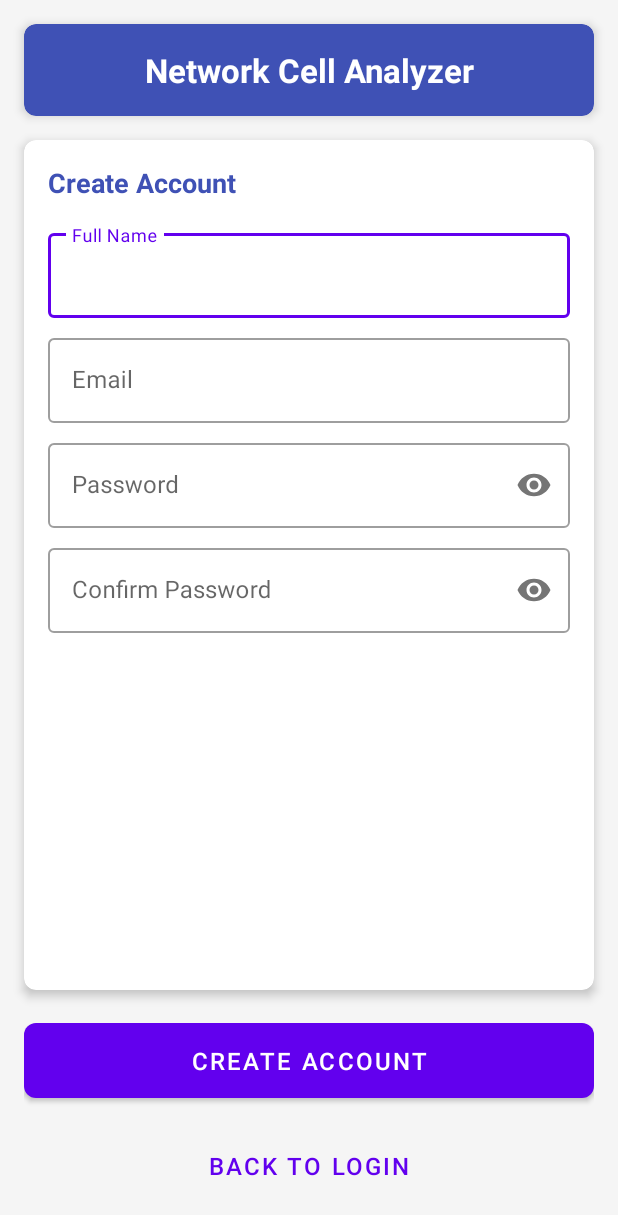
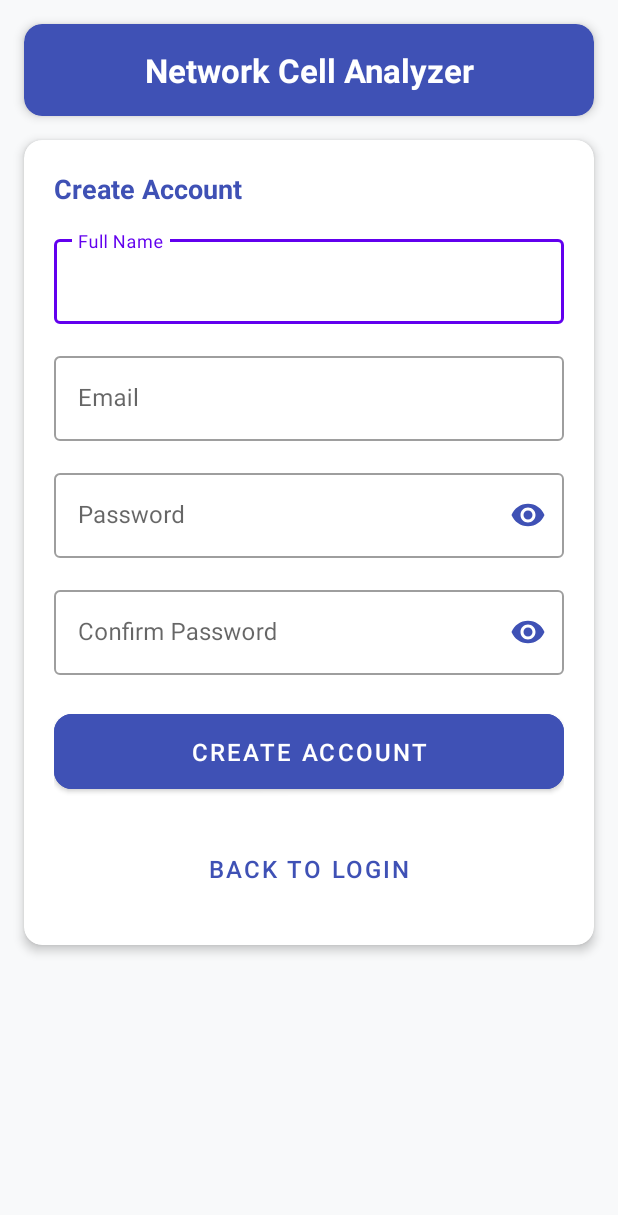
Before and after one commit to Ali-Rammal1/NetworkCellAnalyzer, an Android app built with Jetpack Compose: the RegisterActivity screen opened directly, with no data from a screen before it, on a phone screen of 412 x 824 dp. Shown: the top 1215 px of the screen. Run offline under Robolectric (Android 15) with nearby library versions, the phone set to English and light mode, and no system bars.

Commit message:
Improve Login/Register

```diff
--- a/android/app/src/main/java/com/example/networkcellanalyzer/LoginActivity.kt
+++ b/android/app/src/main/java/com/example/networkcellanalyzer/LoginActivity.kt
@@ -72,10 +72,7 @@ class LoginActivity : AppCompatActivity() {
             startMainActivity("Guest")
         }
 
-        findViewById<TextView>(R.id.forgotPasswordText).setOnClickListener {
-            Toast.makeText(this, "Forgot password functionality coming soon", Toast.LENGTH_SHORT).show()
-            // Implement password reset functionality
-        }
+
     }
 
     private fun loginUser() {
--- a/android/app/src/main/res/layout/activity_register.xml
+++ b/android/app/src/main/res/layout/activity_register.xml
@@ -1,19 +1,29 @@
 <?xml version="1.0" encoding="utf-8"?>
-<androidx.constraintlayout.widget.ConstraintLayout xmlns:android="http://schemas.android.com/apk/res/android"
+<androidx.coordinatorlayout.widget.CoordinatorLayout xmlns:android="http://schemas.android.com/apk/res/android"
     xmlns:app="http://schemas.android.com/apk/res-auto"
     xmlns:tools="http://schemas.android.com/tools"
     android:layout_width="match_parent"
     android:layout_height="match_parent"
-    android:background="#F5F5F5"
+    android:background="#F8F9FA"
     tools:context=".RegisterActivity">
 
+    <androidx.core.widget.NestedScrollView
+        android:layout_width="match_parent"
+        android:layout_height="match_parent"
+        android:fillViewport="true">
+
+        <androidx.constraintlayout.widget.ConstraintLayout
+            android:layout_width="match_parent"
+            android:layout_height="wrap_content">
+
+            <!-- Header Card -->
             <androidx.cardview.widget.CardView
                 android:id="@+id/headerCard"
                 android:layout_width="match_parent"
                 android:layout_height="wrap_content"
                 android:layout_margin="16dp"
                 app:cardBackgroundColor="#3F51B5"
-        app:cardCornerRadius="8dp"
+                app:cardCornerRadius="12dp"
                 app:cardElevation="4dp"
                 app:layout_constraintTop_toTopOf="parent">
 
@@ -28,25 +38,21 @@
                     android:textStyle="bold" />
             </androidx.cardview.widget.CardView>
 
+            <!-- Registration Card -->
             <androidx.cardview.widget.CardView
                 android:id="@+id/registerCard"
                 android:layout_width="match_parent"
-        android:layout_height="0dp"
+                android:layout_height="wrap_content"
                 android:layout_margin="16dp"
-        app:cardCornerRadius="8dp"
+                app:cardCornerRadius="12dp"
                 app:cardElevation="4dp"
-        app:layout_constraintBottom_toTopOf="@+id/buttonsLayout"
                 app:layout_constraintTop_toBottomOf="@+id/headerCard">
-
-        <ScrollView
-            android:layout_width="match_parent"
-            android:layout_height="match_parent">
 
                 <LinearLayout
                     android:layout_width="match_parent"
                     android:layout_height="wrap_content"
                     android:orientation="vertical"
-                android:padding="16dp">
+                    android:padding="20dp">
 
                     <TextView
                         android:layout_width="match_parent"
@@ -57,13 +63,14 @@
                         android:textStyle="bold"
                         android:layout_marginBottom="16dp" />
 
+                    <!-- Full Name Input -->
                     <com.google.android.material.textfield.TextInputLayout
                         android:id="@+id/nameLayout"
+                        style="@style/Widget.MaterialComponents.TextInputLayout.OutlinedBox"
                         android:layout_width="match_parent"
                         android:layout_height="wrap_content"
-                    android:layout_marginBottom="8dp"
-                    app:boxBackgroundColor="#FFFFFF"
-                    style="@style/Widget.MaterialComponents.TextInputLayout.OutlinedBox">
+                        android:layout_marginBottom="16dp"
+                        app:boxBackgroundColor="#FFFFFF">
 
                         <com.google.android.material.textfield.TextInputEditText
                             android:id="@+id/nameEditText"
@@ -73,13 +80,14 @@
                             android:inputType="textPersonName" />
                     </com.google.android.material.textfield.TextInputLayout>
 
+                    <!-- Email Input -->
                     <com.google.android.material.textfield.TextInputLayout
                         android:id="@+id/emailLayout"
+                        style="@style/Widget.MaterialComponents.TextInputLayout.OutlinedBox"
                         android:layout_width="match_parent"
                         android:layout_height="wrap_content"
-                    android:layout_marginBottom="8dp"
-                    app:boxBackgroundColor="#FFFFFF"
-                    style="@style/Widget.MaterialComponents.TextInputLayout.OutlinedBox">
+                        android:layout_marginBottom="16dp"
+                        app:boxBackgroundColor="#FFFFFF">
 
                         <com.google.android.material.textfield.TextInputEditText
                             android:id="@+id/emailEditText"
@@ -89,14 +97,16 @@
                             android:inputType="textEmailAddress" />
                     </com.google.android.material.textfield.TextInputLayout>
 
+                    <!-- Password Input -->
                     <com.google.android.material.textfield.TextInputLayout
                         android:id="@+id/passwordLayout"
+                        style="@style/Widget.MaterialComponents.TextInputLayout.OutlinedBox"
                         android:layout_width="match_parent"
                         android:layout_height="wrap_content"
-                    android:layout_marginBottom="8dp"
+                        android:layout_marginBottom="16dp"
                         app:boxBackgroundColor="#FFFFFF"
                         app:passwordToggleEnabled="true"
-                    style="@style/Widget.MaterialComponents.TextInputLayout.OutlinedBox">
+                        app:passwordToggleTint="#3F51B5">
 
                         <com.google.android.material.textfield.TextInputEditText
                             android:id="@+id/passwordEditText"
@@ -106,14 +116,16 @@
                             android:inputType="textPassword" />
                     </com.google.android.material.textfield.TextInputLayout>
 
+                    <!-- Confirm Password Input -->
                     <com.google.android.material.textfield.TextInputLayout
                         android:id="@+id/confirmPasswordLayout"
+                        style="@style/Widget.MaterialComponents.TextInputLayout.OutlinedBox"
                         android:layout_width="match_parent"
                         android:layout_height="wrap_content"
-                    android:layout_marginBottom="8dp"
+                        android:layout_marginBottom="20dp"
                         app:boxBackgroundColor="#FFFFFF"
                         app:passwordToggleEnabled="true"
-                    style="@style/Widget.MaterialComponents.TextInputLayout.OutlinedBox">
+                        app:passwordToggleTint="#3F51B5">
 
                         <com.google.android.material.textfield.TextInputEditText
                             android:id="@+id/confirmPasswordEditText"
@@ -122,37 +134,40 @@
                             android:hint="Confirm Password"
                             android:inputType="textPassword" />
                     </com.google.android.material.textfield.TextInputLayout>
-            </LinearLayout>
-        </ScrollView>
-    </androidx.cardview.widget.CardView>
 
-    <LinearLayout
-        android:id="@+id/buttonsLayout"
-        android:layout_width="match_parent"
-        android:layout_height="wrap_content"
-        android:orientation="vertical"
-        android:layout_margin="16dp"
-        app:layout_constraintBottom_toBottomOf="parent">
-
+                    <!-- Create Account Button -->
                     <com.google.android.material.button.MaterialButton
                         android:id="@+id/registerButton"
                         android:layout_width="match_parent"
                         android:layout_height="wrap_content"
-            android:layout_marginBottom="8dp"
+                        android:layout_marginBottom="16dp"
                         android:padding="14dp"
                         android:text="CREATE ACCOUNT"
                         android:textSize="16sp"
-            app:cornerRadius="8dp" />
+                        android:backgroundTint="#3F51B5"
+                        app:cornerRadius="12dp" />
 
+                    <!-- Back to Login Button -->
                     <com.google.android.material.button.MaterialButton
                         android:id="@+id/backToLoginButton"
+                        style="@style/Widget.MaterialComponents.Button.TextButton"
                         android:layout_width="match_parent"
                         android:layout_height="wrap_content"
                         android:padding="14dp"
                         android:text="BACK TO LOGIN"
+                        android:textColor="#3F51B5"
                         android:textSize="16sp"
-            app:cornerRadius="8dp"
-            style="@style/Widget.MaterialComponents.Button.TextButton" />
+                        app:cornerRadius="12dp" />
                 </LinearLayout>
+            </androidx.cardview.widget.CardView>
+
+            <!-- Space at the bottom for keyboard -->
+            <View
+                android:layout_width="match_parent"
+                android:layout_height="40dp"
+                app:layout_constraintTop_toBottomOf="@+id/registerCard"
+                app:layout_constraintBottom_toBottomOf="parent" />
 
         </androidx.constraintlayout.widget.ConstraintLayout>
+    </androidx.core.widget.NestedScrollView>
+</androidx.coordinatorlayout.widget.CoordinatorLayout>
```
Also changed, not shown: android/app/src/main/java/com/example/networkcellanalyzer/StatisticsActivity.kt (+8 -5 lines), android/app/src/main/res/layout/activity_login.xml (+28 -25 lines), 1 other file. Lines whose indentation alone changed are shown as unchanged.
